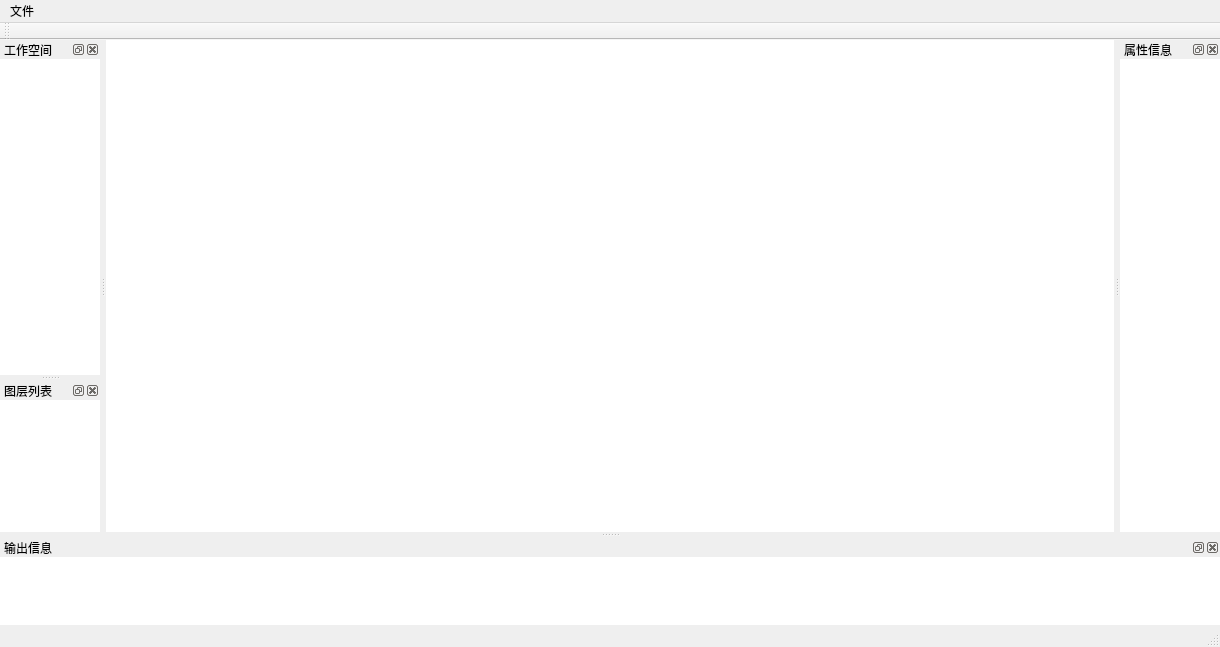
Before: the Qt Designer form VSApps/QtApps/JunSuQt/MainWindow.ui in Jun0x01/JunSuCpp, drawn with Qt 5.
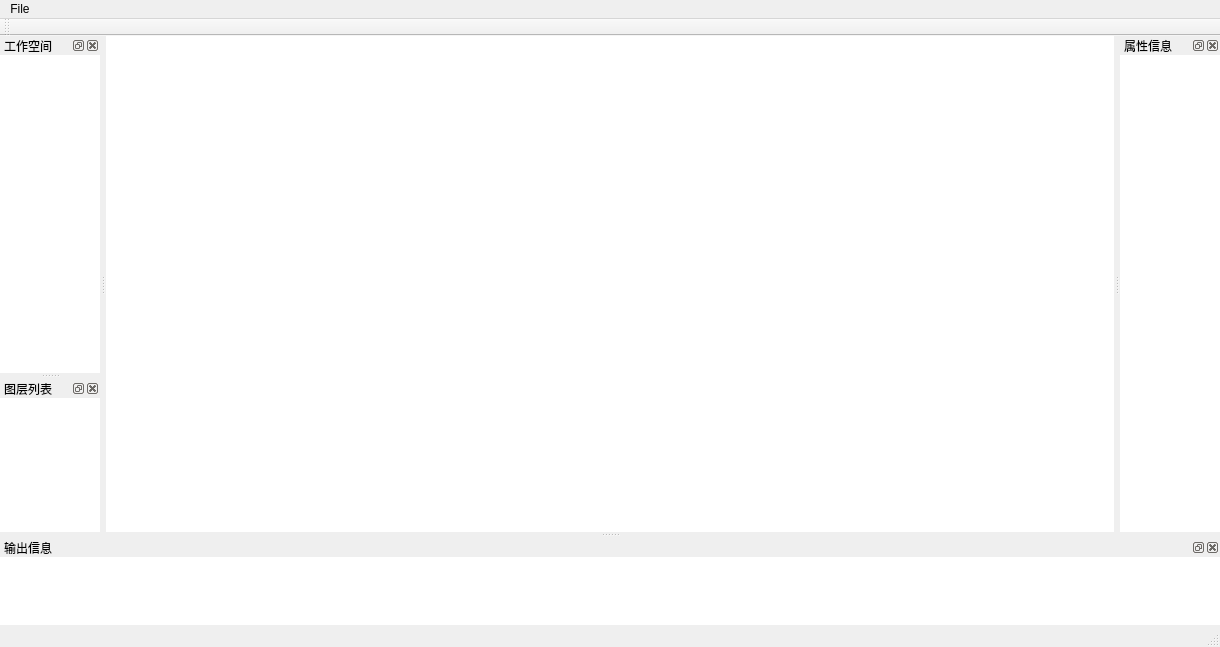
After: the same form once the commit is applied. Icons and pictures are not drawn.

Commit message: 增加工作空间列表WorkspaceView和地图窗口MapView，以及图片资源文件

The edit to the form file:
```diff
--- a/VSApps/QtApps/JunSuQt/MainWindow.ui
+++ b/VSApps/QtApps/JunSuQt/MainWindow.ui
@@ -40,7 +40,7 @@
    </property>
    <widget class="QMenu" name="menuFile">
     <property name="title">
-     <string>文件</string>
+     <string>File</string>
     </property>
     <addaction name="actionNew"/>
     <addaction name="actionOpen"/>
```
Left out of the diff: 30 changed lines with no effect on the pictures. The commit also changes 21 other files.
